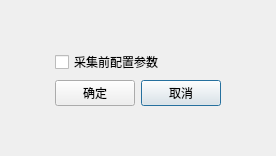
First picture: the form in RayimDR/UI/AppCfgDialog.ui, repository wangyunfu1996/RayimDR, before the edit.
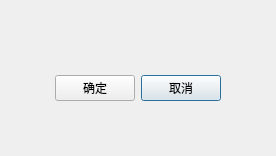
Second picture: the form after the edit. Custom widgets are drawn as their Qt base class.

Diff of the .ui file:
```diff
--- a/RayimDR/UI/AppCfgDialog.ui
+++ b/RayimDR/UI/AppCfgDialog.ui
@@ -80,22 +80,10 @@
      </property>
     </spacer>
    </item>
-   <item row="1" column="1" colspan="2">
-    <widget class="ElaCheckBox" name="checkBox_cfg_before_acq">
-     <property name="text">
-      <string>采集前配置参数</string>
-     </property>
-    </widget>
-   </item>
   </layout>
  </widget>
  <layoutdefault spacing="6" margin="11"/>
  <customwidgets>
-  <customwidget>
-   <class>ElaCheckBox</class>
-   <extends>QCheckBox</extends>
-   <header>ElaCheckBox.h</header>
-  </customwidget>
   <customwidget>
    <class>ElaPushButton</class>
    <extends>QPushButton</extends>
```
